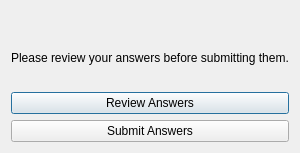
First picture: the form in src/client/summary.ui, repository trigger-happy/Cerberus, before the edit.
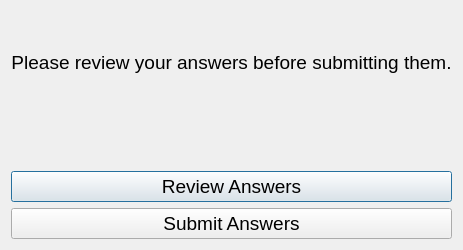
Second picture: the form after the edit.

Commit message: Enlarged all the UIs

The edit to the form file:
```diff
--- a/src/client/summary.ui
+++ b/src/client/summary.ui
@@ -6,8 +6,8 @@
    <rect>
     <x>0</x>
     <y>0</y>
-    <width>270</width>
-    <height>153</height>
+    <width>456</width>
+    <height>250</height>
    </rect>
   </property>
   <property name="windowTitle">
@@ -32,9 +32,17 @@
    </item>
    <item>
     <widget class="QLabel" name="review_lbl">
+     <property name="font">
+      <font>
+       <pointsize>14</pointsize>
+      </font>
+     </property>
      <property name="text">
       <string>Please review your answers before submitting them.</string>
      </property>
+     <property name="alignment">
+      <set>Qt::AlignCenter</set>
+     </property>
     </widget>
    </item>
    <item>
@@ -52,6 +60,11 @@
    </item>
    <item>
     <widget class="QPushButton" name="review_btn">
+     <property name="font">
+      <font>
+       <pointsize>14</pointsize>
+      </font>
+     </property>
      <property name="text">
       <string>Review Answers</string>
      </property>
@@ -59,6 +72,11 @@
    </item>
    <item>
     <widget class="QPushButton" name="submit_btn">
+     <property name="font">
+      <font>
+       <pointsize>14</pointsize>
+      </font>
+     </property>
      <property name="text">
       <string>Submit Answers</string>
      </property>
```
The commit also changes 7 other files.
